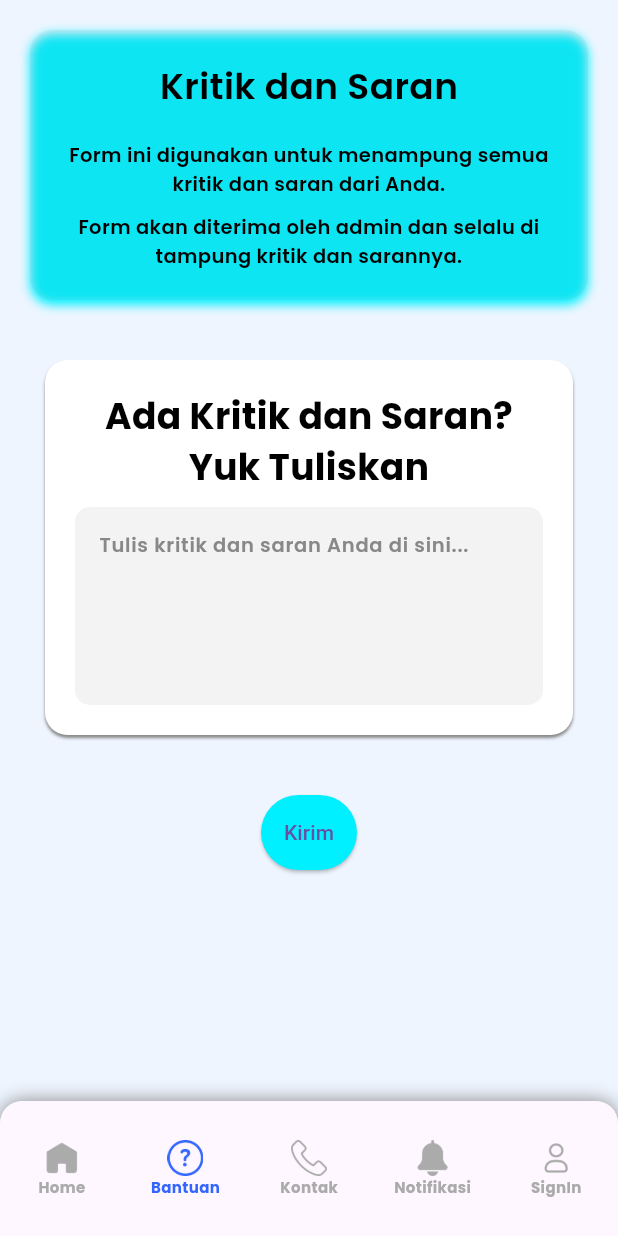
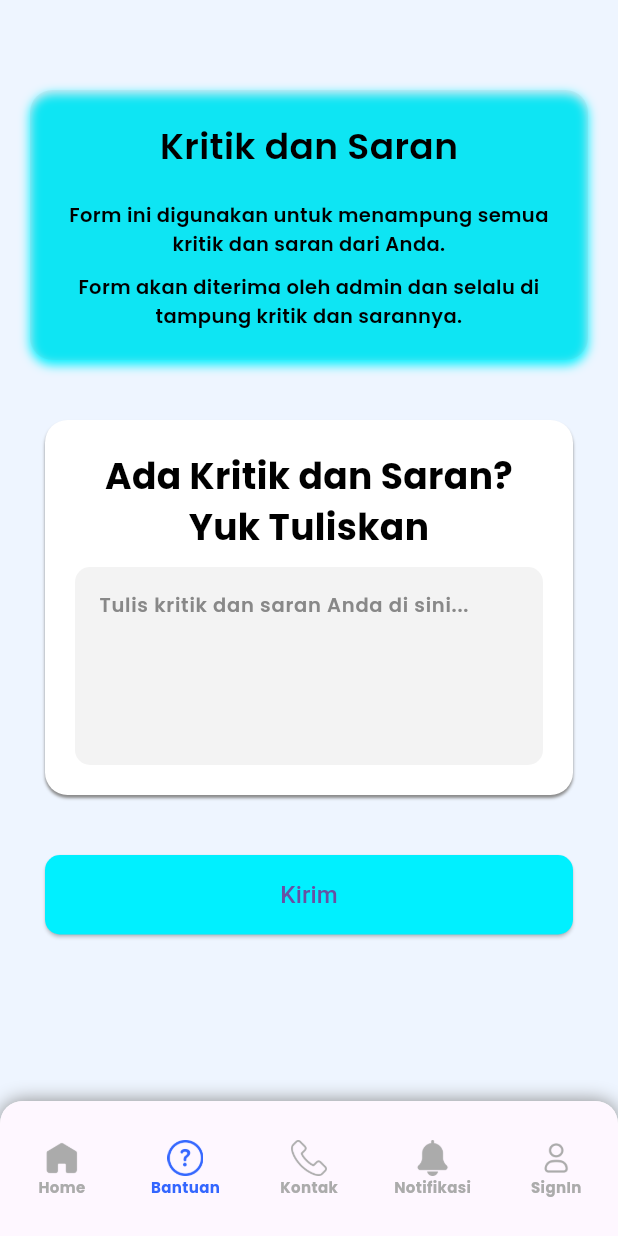
Before and after one commit to aldisakti2/Nusantara-News-App, a Flutter app: the screen it shows after launch, item 2 of the bottom bar chosen, on a phone screen of 412 x 824 dp. Run offline on Flutter 3.47's test engine with Material 3 defaults, Android fonts, the phone set to English and light mode, and no system bars; our stand-ins replace bloc, cloud_firestore, firebase_auth, firebase_core, flutter_bloc, flutter_svg and 2 more; accounts and stored records are empty.

Commit message:
update feedback

```diff
--- a/lib/pages/portofolio_page.dart
+++ b/lib/pages/portofolio_page.dart
@@ -13,6 +13,7 @@ class PortofolioPage extends StatelessWidget {
     return SingleChildScrollView(
       child: Column(
         children: [
+          SizedBox(height: 40), // Adjust this value to move the header down
           Container(
             padding: EdgeInsets.all(20),
             margin: EdgeInsets.all(20),
@@ -100,6 +101,7 @@ class PortofolioPage extends StatelessWidget {
           SizedBox(height: 20),
           Container(
             margin: EdgeInsets.symmetric(horizontal: 30),
+            width: double.infinity, // Make the button take the full width
             child: ElevatedButton(
               onPressed: () {
                 _submitFeedback(context);
@@ -107,8 +109,15 @@ class PortofolioPage extends StatelessWidget {
               style: ElevatedButton.styleFrom(
                 backgroundColor: kAquaBlue,
                 padding: EdgeInsets.symmetric(vertical: 15),
+                shape: RoundedRectangleBorder(
+                  borderRadius: BorderRadius.circular(10),
+                ),
               ),
-              child: Text('Kirim'),
+              child: Text(
+                'Kirim',
+                style:
+                    TextStyle(fontSize: 16), // Adjust the font size if needed
+              ),
             ),
           ),
         ],
```
